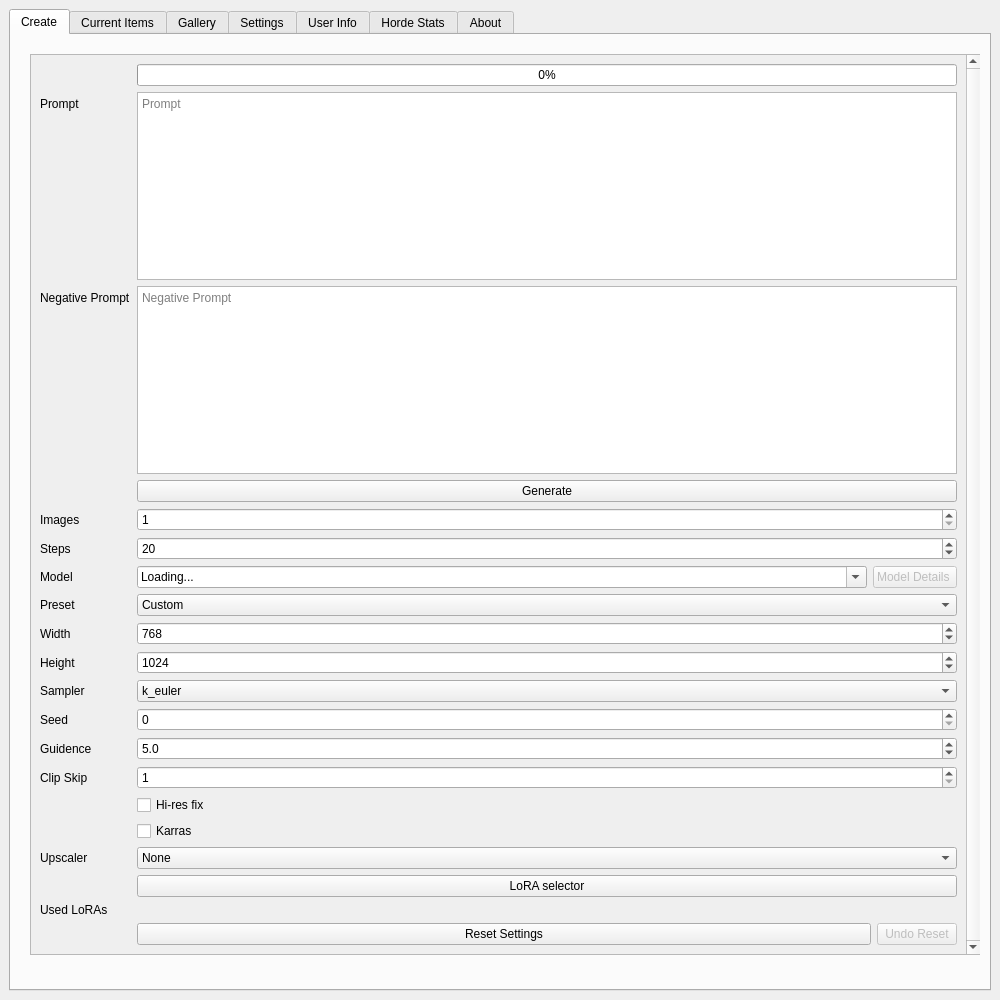
Unit1208/HordeQT, file src/hordeqt/ui/form.ui: the form before one commit.
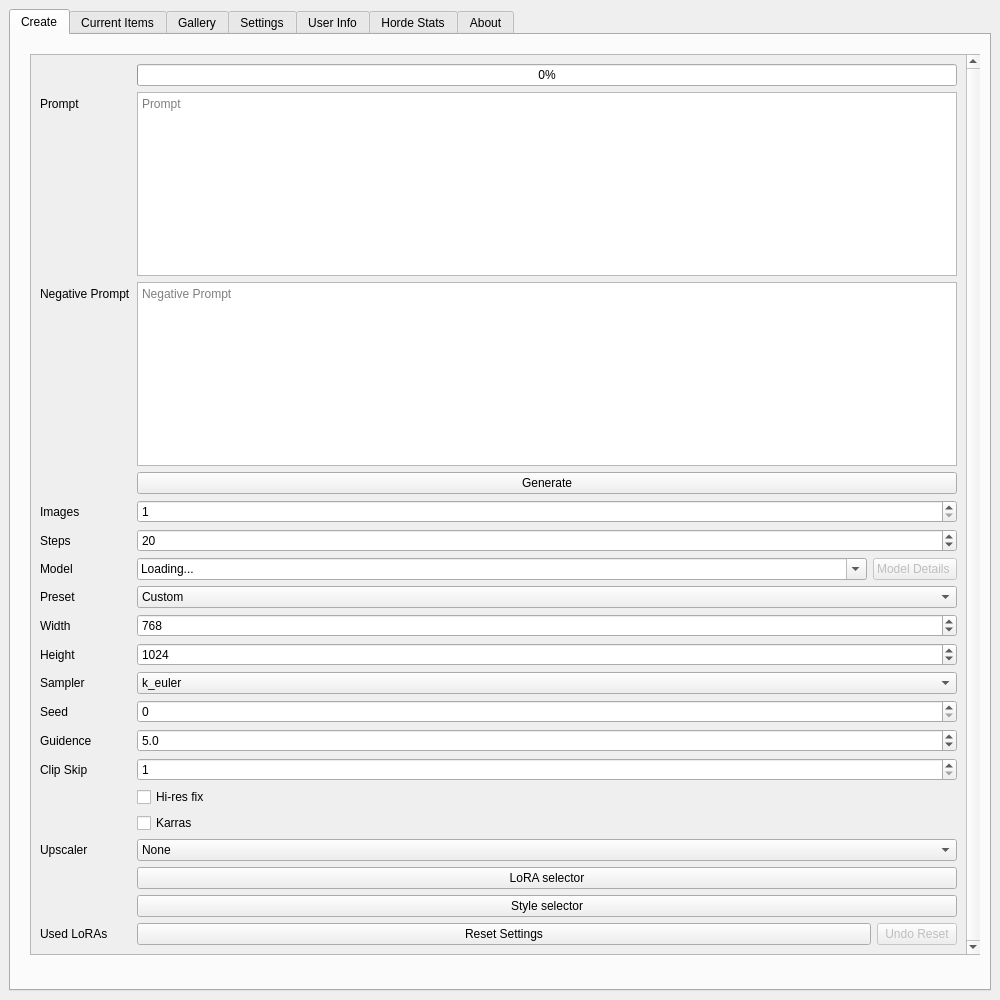
The form after the commit. The open tabs and pages were chosen to show the change. Icons and pictures are not drawn.

Commit message: Style library is "working"

```diff
--- a/src/hordeqt/ui/form.ui
+++ b/src/hordeqt/ui/form.ui
@@ -633,6 +633,13 @@
                </property>
               </widget>
              </item>
+              <item row="32" column="1">
+              <widget class="QPushButton" name="StyleSelector">
+               <property name="text">
+                <string>Style selector</string>
+               </property>
+              </widget>
+             </item>
              <item row="30" column="0">
               <widget class="QLabel" name="label">
                <property name="text">
@@ -640,7 +647,7 @@
                </property>
               </widget>
              </item>
-             <item row="32" column="0">
+             <item row="33" column="0">
               <widget class="QLabel" name="label_2">
                <property name="text">
                 <string>Used LoRAs</string>
```
Left out of the diff: 2 changed lines with no effect on the pictures. The commit also changes 3 other files.
